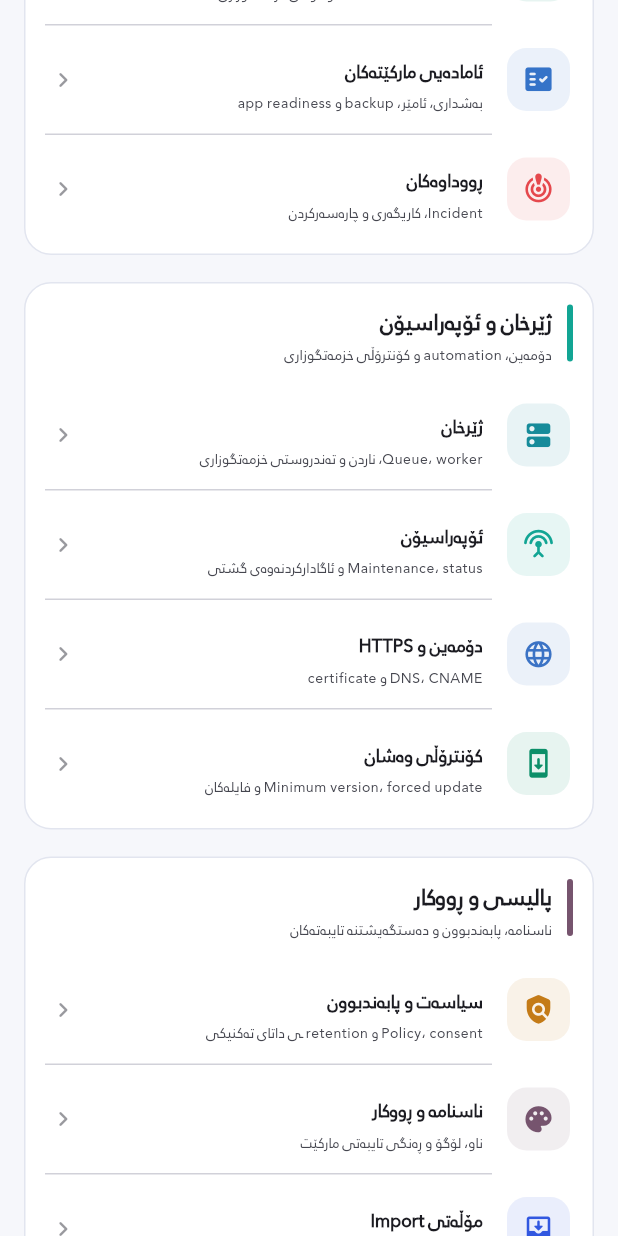
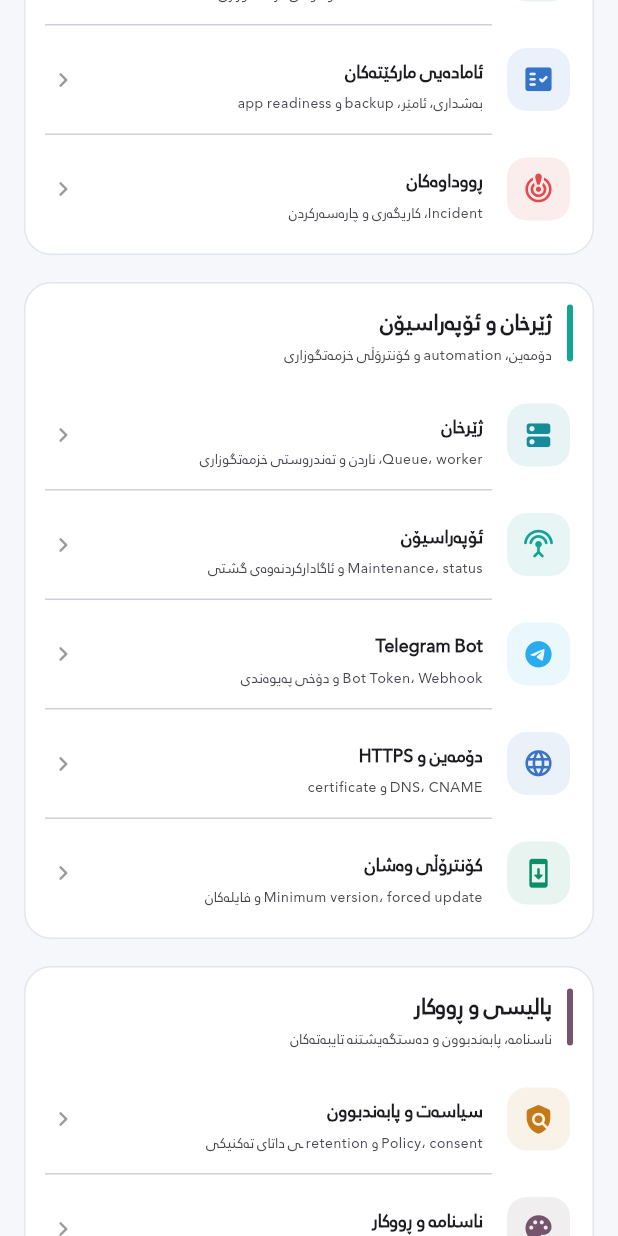
Before and after one commit to arambarzani07/zhiroxVIPuser, a Flutter app: the _OwnerHome screen opened directly with empty values, scrolled down 1152 dp, on a phone screen of 412 x 824 dp. Run offline on Flutter 3.47's test engine with Material 3 defaults, Android fonts, the phone set to English and light mode, and no system bars; our stand-ins replace connectivity_plus, file_picker, flutter_image_compress, flutter_local_notifications, image_picker, pdf and 6 more; missing offline and left inert: workmanager; accounts and stored records are empty; network calls fail; statements that could not run were skipped.

Commit message:
move Telegram bot token control to Owner app

```diff
--- a/lib/screens/auth/owner_dashboard.dart
+++ b/lib/screens/auth/owner_dashboard.dart
@@ -12,6 +12,7 @@ import 'package:zhirox/screens/auth/owner_health_center_screen.dart';
 import 'package:zhirox/screens/auth/owner_incident_center_screen.dart';
 import 'package:zhirox/screens/auth/owner_infrastructure_center_screen.dart';
 import 'package:zhirox/screens/auth/owner_operations_center_screen.dart';
+import 'package:zhirox/screens/auth/owner_telegram_bot_settings_screen.dart';
 import 'package:zhirox/screens/auth/owner_permission_center_screen.dart';
 import 'package:zhirox/screens/auth/owner_platform_center_screen.dart';
 import 'package:zhirox/screens/auth/owner_policy_compliance_center_screen.dart';
@@ -249,6 +250,16 @@ class _OwnerHome extends StatelessWidget {
                   tint: scheme.secondary,
                   onTap: () =>
                       _open(context, const OwnerOperationsCenterScreen()),
+                ),
+                _OwnerRow(
+                  title: 'Telegram Bot',
+                  subtitle: 'Bot Token، Webhook و دۆخی پەیوەندی',
+                  icon: Icons.telegram_rounded,
+                  tint: const Color(0xFF2AABEE),
+                  onTap: () => _open(
+                    context,
+                    const OwnerTelegramBotSettingsScreen(),
+                  ),
                 ),
                 _OwnerRow(
                   title: 'دۆمەین و HTTPS',
```
